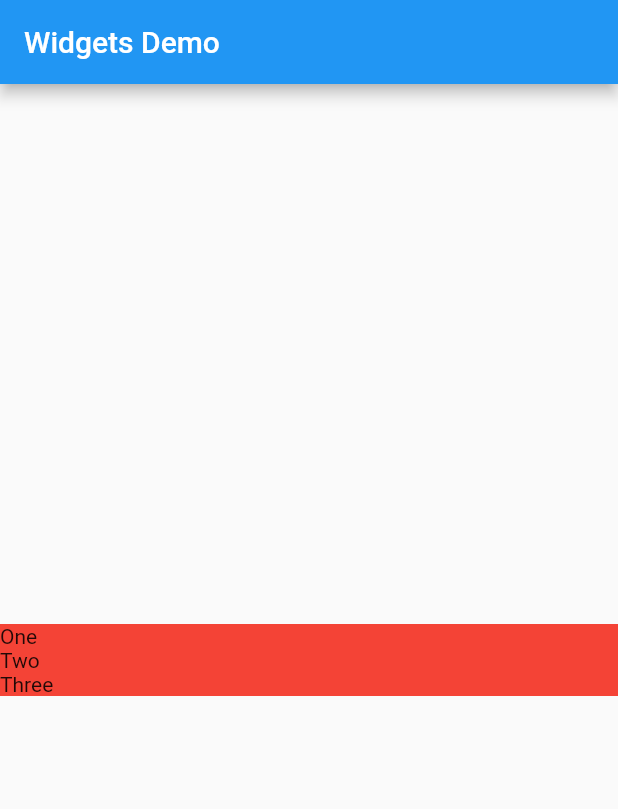
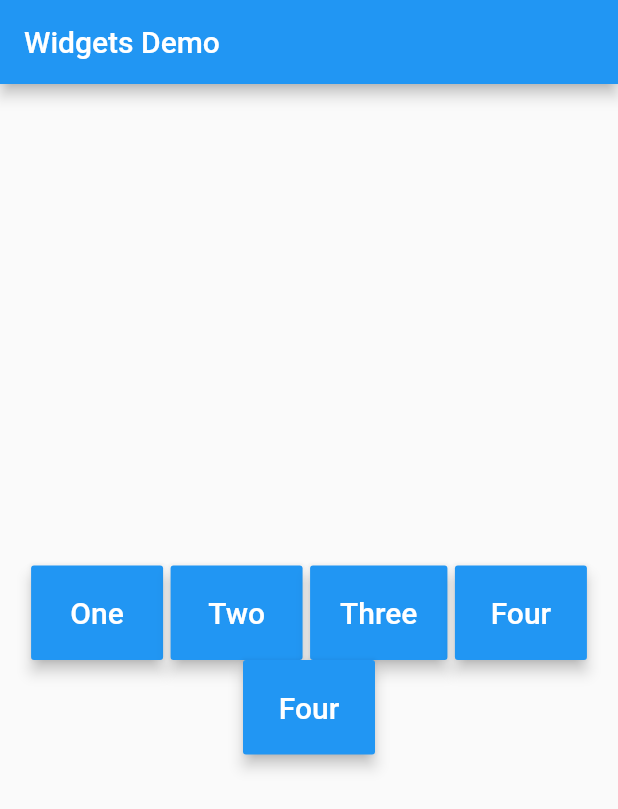
Before and after one commit to imrandev/widgets, a Flutter app: the screen it shows after launch, on a phone screen of 412 x 824 dp. Shown: the top 809 px of the screen. Run offline on Flutter 3.47's test engine with Material 2 defaults, Android fonts, the phone set to English and light mode, and no system bars.

Commit message:
added wrap widget

```diff
--- /dev/null
+++ b/lib/button.dart
@@ -0,0 +1,21 @@
+import 'package:flutter/material.dart';
+
+class MyButton extends StatelessWidget {
+
+  final Widget child;
+  MyButton({@required this.child});
+
+  @override
+  Widget build(BuildContext context) {
+
+    return RaisedButton(
+      color: Colors.blue,
+      padding: EdgeInsets.all(20),
+      elevation: 4,
+      child: child,
+      onPressed: () => {
+
+      },
+    );
+  }
+}
--- a/lib/main.dart
+++ b/lib/main.dart
@@ -2,6 +2,7 @@ import 'package:flutter/material.dart';
 import 'package:widgets/column.dart';
 import 'package:widgets/container.dart';
 import 'package:widgets/row.dart';
+import 'package:widgets/wrap.dart';
 import 'media_query.dart';
 
 void main() => runApp(MyApp());
@@ -31,8 +32,7 @@ class MyHomePage extends StatelessWidget {
       ),
       body: Center(
         child: Container(
-          color: Colors.red,
-          child: MyColumn(),
+          child: MyWrap(),
         ),
       )
     );
--- /dev/null
+++ b/lib/wrap.dart
@@ -0,0 +1,23 @@
+import 'package:flutter/material.dart';
+import 'package:widgets/button.dart';
+
+class MyWrap extends StatelessWidget {
+
+  @override
+  Widget build(BuildContext context) {
+
+    return Wrap(
+      alignment: WrapAlignment.spaceAround,
+      crossAxisAlignment: WrapCrossAlignment.center,
+      spacing: 5,
+
+      children: <Widget>[
+        MyButton(child : Text("One", style: TextStyle(color: Colors.white, fontSize: 20),)),
+        MyButton(child : Text("Two", style: TextStyle(color: Colors.white, fontSize: 20),)),
+        MyButton(child : Text("Three", style: TextStyle(color: Colors.white, fontSize: 20),)),
+        MyButton(child : Text("Four", style: TextStyle(color: Colors.white, fontSize: 20),)),
+        MyButton(child : Text("Four", style: TextStyle(color: Colors.white, fontSize: 20),)),
+      ],
+    );
+  }
+}
```
